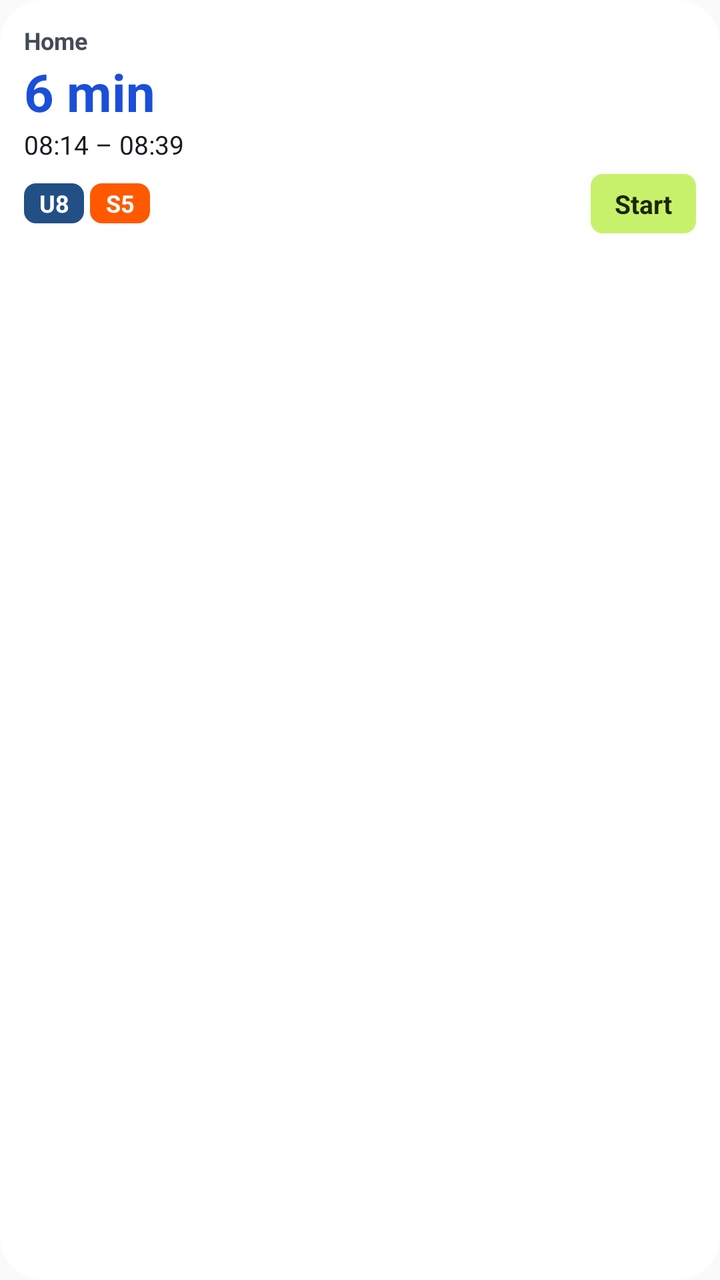
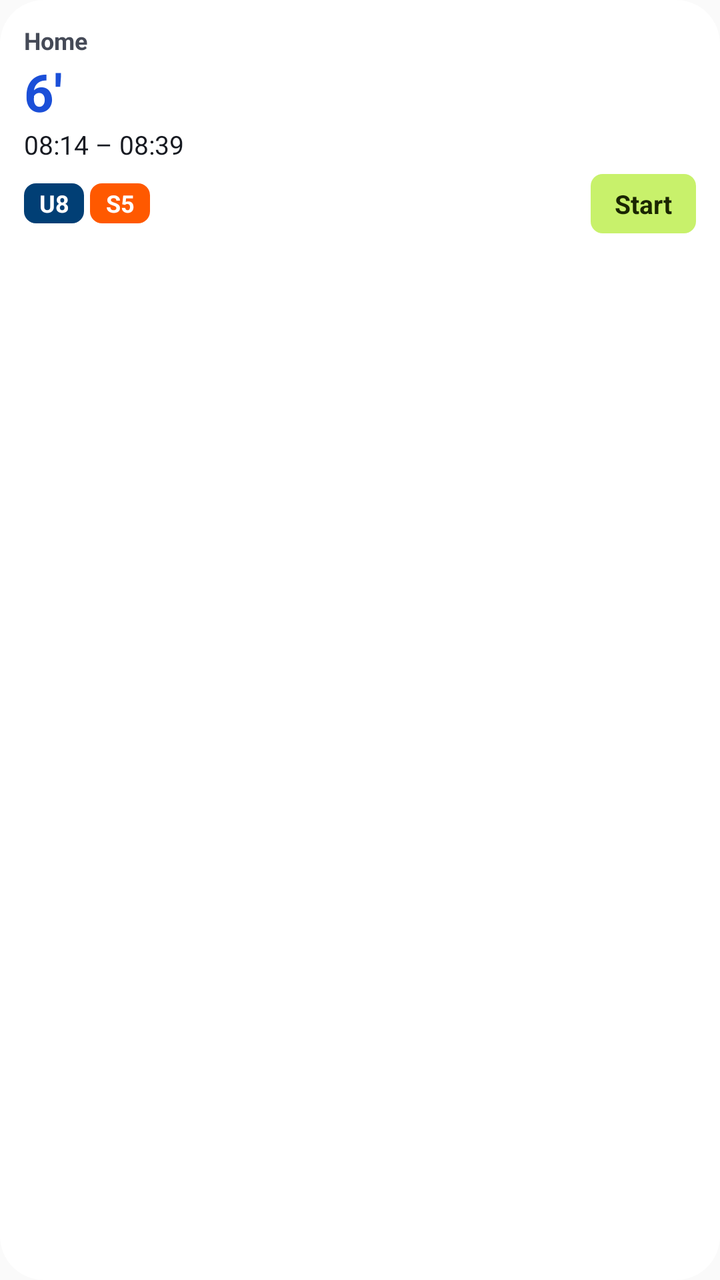

Screens rendered from an Android XML layout before and after an edit, with the pre-edit source and the edit as a unified diff.
<!-- AndroidManifest.xml: application theme Theme.NextStop -->
<!-- res/layout/widget_preview_favorite.xml -->
<?xml version="1.0" encoding="utf-8"?>
<LinearLayout
    xmlns:android="http://schemas.android.com/apk/res/android"
    android:layout_width="match_parent"
    android:layout_height="match_parent"
    android:background="@drawable/widget_preview_card"
    android:orientation="vertical"
    android:padding="12dp">
    <TextView
        android:layout_width="wrap_content"
        android:layout_height="wrap_content"
        android:maxLines="1"
        android:ellipsize="end"
        android:text="@string/widget_to_home"
        android:textColor="#454A57"
        android:textSize="12sp"
        android:textStyle="bold" />
    <TextView
        android:layout_width="wrap_content"
        android:layout_height="wrap_content"
        android:maxLines="1"
        android:ellipsize="end"
        android:text="6 min"
        android:textColor="#1B4FD8"
        android:textSize="26sp"
        android:textStyle="bold" />
    <TextView
        android:layout_width="wrap_content"
        android:layout_height="wrap_content"
        android:maxLines="1"
        android:ellipsize="end"
        android:text="08:14 – 08:39"
        android:textColor="#171A21"
        android:textSize="13sp" />
    <LinearLayout
        android:layout_width="match_parent"
        android:layout_height="wrap_content"
        android:layout_marginTop="6dp"
        android:orientation="horizontal"
        android:gravity="center_vertical">
        <LinearLayout
            android:layout_width="0dp"
            android:layout_weight="1"
            android:layout_height="wrap_content"
            android:orientation="horizontal">
            <TextView
                android:layout_width="wrap_content"
                android:layout_height="20dp"
                android:minWidth="30dp"
                android:gravity="center"
                android:paddingHorizontal="6dp"
                android:background="@drawable/widget_preview_pill"
                android:backgroundTint="#224F86"
                android:text="U8"
                android:textColor="#FFFFFF"
                android:textSize="12sp"
                android:textStyle="bold" />
            <FrameLayout
                android:layout_width="3dp"
                android:layout_height="1dp" />
            <TextView
                android:layout_width="wrap_content"
                android:layout_height="20dp"
                android:minWidth="30dp"
                android:gravity="center"
                android:paddingHorizontal="6dp"
                android:background="@drawable/widget_preview_pill"
                android:backgroundTint="#FF5900"
                android:text="S5"
                android:textColor="#FFFFFF"
                android:textSize="12sp"
                android:textStyle="bold" />
        </LinearLayout>
        <TextView
            android:layout_width="wrap_content"
            android:layout_height="wrap_content"
            android:background="@drawable/widget_preview_pill"
            android:backgroundTint="#C8F16B"
            android:paddingHorizontal="12dp"
            android:paddingVertical="6dp"
            android:text="@string/widget_start"
            android:textColor="#1A2600"
            android:textSize="13sp"
            android:textStyle="bold" />
    </LinearLayout>
</LinearLayout>
<!-- resources referenced by this layout -->
<resources>
  <!-- drawable widget_preview_card (drawable) -->
  <?xml version="1.0" encoding="utf-8"?>
  <shape xmlns:android="http://schemas.android.com/apk/res/android" android:shape="rectangle">
      <solid android:color="#FFFFFFFF" />
      <corners android:radius="22dp" />
  </shape>
  <!-- drawable widget_preview_pill (drawable) -->
  <?xml version="1.0" encoding="utf-8"?>
  <shape xmlns:android="http://schemas.android.com/apk/res/android" android:shape="rectangle">
      <solid android:color="#FFFFFFFF" />
      <corners android:radius="6dp" />
  </shape>
  <string name="widget_start">Start</string>
  <string name="widget_to_home">Home</string>
  <style name="Theme.NextStop" parent="android:Theme.Material.Light.NoActionBar" />
</resources>

<!-- the commit's change to res/layout/widget_preview_favorite.xml (unified diff, before → after) -->
@@ -20,7 +20,7 @@
         android:layout_height="wrap_content"
         android:maxLines="1"
         android:ellipsize="end"
-        android:text="6 min"
+        android:text="6′"
         android:textColor="#1B4FD8"
         android:textSize="26sp"
         android:textStyle="bold" />
@@ -50,7 +50,7 @@
                 android:gravity="center"
                 android:paddingHorizontal="6dp"
                 android:background="@drawable/widget_preview_pill"
-                android:backgroundTint="#224F86"
+                android:backgroundTint="#013F75"
                 android:text="U8"
                 android:textColor="#FFFFFF"
                 android:textSize="12sp"
